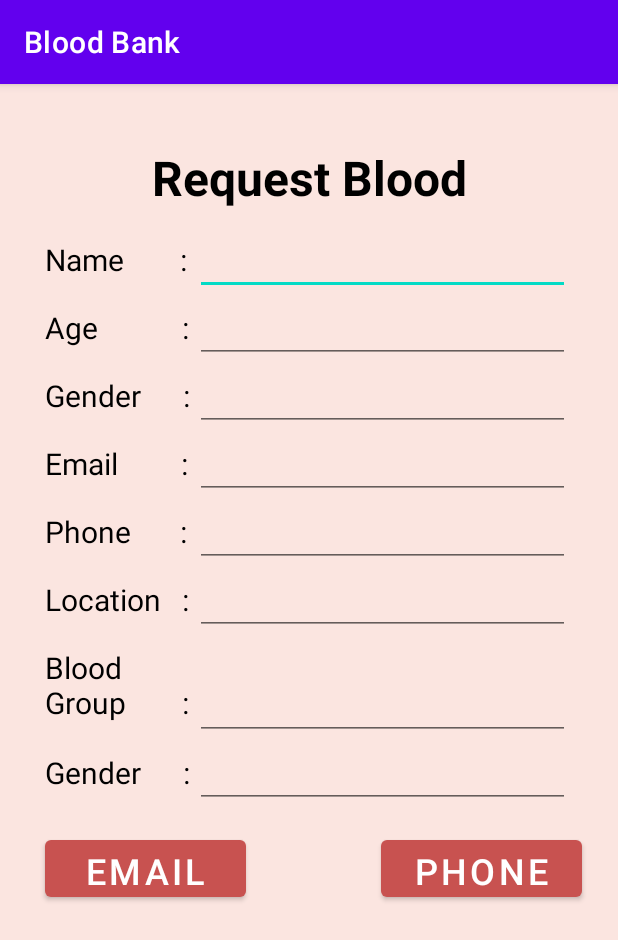
After one commit to svenosha/BloodBankApp_Sec02_Group1, an Android app: the AdminViewRequestList screen opened directly, with no data from a screen before it, on a phone screen of 412 x 824 dp. The commit adds this screen. Shown: the top 940 px of the screen. Run offline under Robolectric (Android 15) with nearby library versions, the phone set to English and light mode, and no system bars.

Commit message:
request part

```diff
--- a/app/src/main/AndroidManifest.xml
+++ b/app/src/main/AndroidManifest.xml
@@ -18,6 +18,9 @@
         <activity android:name=".registration" />
         <activity android:name=".adminLogin" />
         <activity android:name=".userLogin" />
+        <activity android:name=".UserMakeRequest"/>
+        <activity android:name=".AdminRequestList"/>
+        <activity android:name=".AdminViewRequestList"/>
         <activity android:name=".MainActivity">
             <intent-filter>
                 <action android:name="android.intent.action.MAIN" />
--- /dev/null
+++ b/app/src/main/java/com/example/bloodbank/AdminViewRequestList.java
@@ -0,0 +1,14 @@
+package com.example.bloodbank;
+
+import android.os.Bundle;
+
+import androidx.appcompat.app.AppCompatActivity;
+
+public class AdminViewRequestList extends AppCompatActivity {
+
+    @Override
+    protected void onCreate(Bundle savedInstanceState) {
+        super.onCreate(savedInstanceState);
+        setContentView(R.layout.activity_view_request_list);
+    }
+}
--- /dev/null
+++ b/app/src/main/res/layout/activity_view_request_list.xml
@@ -0,0 +1,234 @@
+<?xml version="1.0" encoding="utf-8"?>
+<LinearLayout xmlns:android="http://schemas.android.com/apk/res/android"
+    xmlns:app="http://schemas.android.com/apk/res-auto"
+    xmlns:tools="http://schemas.android.com/tools"
+    android:layout_width="match_parent"
+    android:layout_height="match_parent"
+    android:background="#FBE5E0"
+    android:orientation="vertical"
+    tools:context=".AdminViewRequestList">
+
+    <TextView
+        android:id="@+id/textView"
+        android:layout_width="match_parent"
+        android:layout_height="65dp"
+        android:gravity="center"
+        android:layout_marginTop="30dp"
+        android:text="Request Blood"
+        android:textAlignment="center"
+        android:textColor="@color/black"
+        android:textSize="32dp"
+        android:textStyle="bold" />
+
+    <LinearLayout
+        android:layout_width="350dp"
+        android:layout_marginLeft="30dp"
+        android:layout_height="wrap_content"
+        android:orientation="horizontal">
+
+        <TextView
+            android:id="@+id/textView2"
+            android:layout_width="100dp"
+            android:layout_height="wrap_content"
+            android:textColor="@color/black"
+            android:textSize="20dp"
+            android:text="Name        :" />
+
+        <EditText
+            android:id="@+id/user_name"
+            android:layout_width="match_parent"
+            android:layout_height="wrap_content"
+            android:ems="10"
+            android:inputType="textPersonName"
+            android:text="" />
+    </LinearLayout>
+
+    <LinearLayout
+        android:layout_width="350dp"
+        android:layout_marginLeft="30dp"
+        android:layout_height="wrap_content"
+        android:orientation="horizontal">
+
+        <TextView
+            android:id="@+id/textView3"
+            android:layout_width="100dp"
+            android:layout_height="wrap_content"
+            android:textColor="@color/black"
+            android:textSize="20dp"
+            android:text="Age            :" />
+
+        <EditText
+            android:id="@+id/user_age"
+            android:layout_width="match_parent"
+            android:layout_height="wrap_content"
+            android:ems="10"
+            android:inputType="textPersonName"
+            android:text="" />
+    </LinearLayout>
+
+    <LinearLayout
+        android:layout_width="350dp"
+        android:layout_marginLeft="30dp"
+        android:layout_height="wrap_content"
+        android:orientation="horizontal">
+
+        <TextView
+            android:id="@+id/textviewgender"
+            android:layout_width="100dp"
+            android:layout_height="wrap_content"
+            android:textColor="@color/black"
+            android:textSize="20dp"
+            android:text="Gender      :" />
+
+        <EditText
+            android:id="@+id/user_gender"
+            android:layout_width="match_parent"
+            android:layout_height="wrap_content"
+            android:ems="10"
+            android:inputType="textPersonName"
+            android:text="" />
+    </LinearLayout>
+
+    <LinearLayout
+        android:layout_width="350dp"
+        android:layout_marginLeft="30dp"
+        android:layout_height="wrap_content"
+        android:orientation="horizontal">
+
+        <TextView
+            android:id="@+id/textviewemail"
+            android:layout_width="100dp"
+            android:layout_height="wrap_content"
+            android:textColor="@color/black"
+            android:textSize="20dp"
+            android:text="Email         :" />
+
+        <EditText
+            android:id="@+id/user_email"
+            android:layout_width="match_parent"
+            android:layout_height="wrap_content"
+            android:ems="10"
+            android:inputType="textPersonName"
+            android:text="" />
+    </LinearLayout>
+
+    <LinearLayout
+        android:layout_width="350dp"
+        android:layout_marginLeft="30dp"
+        android:layout_height="wrap_content"
+        android:orientation="horizontal">
+
+        <TextView
+            android:id="@+id/textviewphone"
+            android:layout_width="100dp"
+            android:layout_height="wrap_content"
+            android:textColor="@color/black"
+            android:textSize="20dp"
+            android:text="Phone       :" />
+
+        <EditText
+            android:id="@+id/user_phone"
+            android:layout_width="match_parent"
+            android:layout_height="wrap_content"
+            android:ems="10"
+            android:inputType="textPersonName"
+            android:text="" />
+    </LinearLayout>
+
+    <LinearLayout
+        android:layout_width="350dp"
+        android:layout_marginLeft="30dp"
+        android:layout_height="wrap_content"
+        android:orientation="horizontal">
+
+        <TextView
+            android:id="@+id/textviewlocation"
+            android:layout_width="100dp"
+            android:layout_height="wrap_content"
+            android:textColor="@color/black"
+            android:textSize="20dp"
+            android:text="Location   :" />
+
+        <EditText
+            android:id="@+id/user_location"
+            android:layout_width="match_parent"
+            android:layout_height="wrap_content"
+            android:ems="10"
+            android:inputType="textPersonName"
+            android:text="" />
+    </LinearLayout>
+
+    <LinearLayout
+        android:layout_width="350dp"
+        android:layout_marginLeft="30dp"
+        android:layout_height="wrap_content"
+        android:orientation="horizontal">
+
+        <TextView
+            android:id="@+id/textviewbloodgroup"
+            android:layout_width="100dp"
+            android:layout_marginBottom="19dp"
+            android:layout_height="wrap_content"
+            android:text="Blood Group        :"
+            android:textColor="@color/black"
+            android:textSize="20dp" />
+
+        <EditText
+            android:id="@+id/user_blood_group"
+            android:layout_width="match_parent"
+            android:layout_height="match_parent"
+            android:ems="10"
+            android:inputType="textPersonName"
+            android:text="" />
+    </LinearLayout>
+
+    <LinearLayout
+        android:layout_width="350dp"
+        android:layout_marginLeft="30dp"
+        android:layout_height="wrap_content"
+        android:orientation="horizontal">
+
+        <TextView
+            android:id="@+id/textviewreason"
+            android:layout_width="100dp"
+            android:layout_height="wrap_content"
+            android:textColor="@color/black"
+            android:textSize="20dp"
+            android:text="Gender      :" />
+
+        <EditText
+            android:id="@+id/user_reason"
+            android:layout_width="match_parent"
+            android:layout_height="wrap_content"
+            android:ems="10"
+            android:inputType="textPersonName"
+            android:text="" />
+    </LinearLayout>
+
+    <LinearLayout
+        android:layout_width="match_parent"
+        android:layout_height="wrap_content">
+
+        <Button
+            android:id="@+id/btn_email"
+            android:layout_width="134dp"
+            android:layout_height="50dp"
+            android:layout_marginLeft="30dp"
+            android:layout_marginTop="15dp"
+            android:text="Email"
+            android:textSize="24sp"
+            app:backgroundTint="#C85250" />
+
+        <Button
+            android:id="@+id/btn_phone"
+            android:layout_width="134dp"
+            android:layout_height="50dp"
+            android:layout_marginTop="15dp"
+            android:layout_marginLeft="90dp"
+            android:text="Phone"
+            android:textSize="24sp"
+            app:backgroundTint="#C85250" />
+    </LinearLayout>
+
+
+</LinearLayout>
```
Also changed, not shown: app/src/main/java/com/example/bloodbank/AdminHomepage.java (+20 -0 lines), app/src/main/java/com/example/bloodbank/AdminRequestList.java (added, +14 -0 lines), app/src/main/java/com/example/bloodbank/UserHomepage.java (+21 -0 lines), app/src/main/java/com/example/bloodbank/UserMakeRequest.java (added, +16 -0 lines), app/src/main/res/layout/activity_make_request.xml (added, +220 -0 lines), app/src/main/res/layout/activity_request_list.xml (added, +42 -0 lines).
